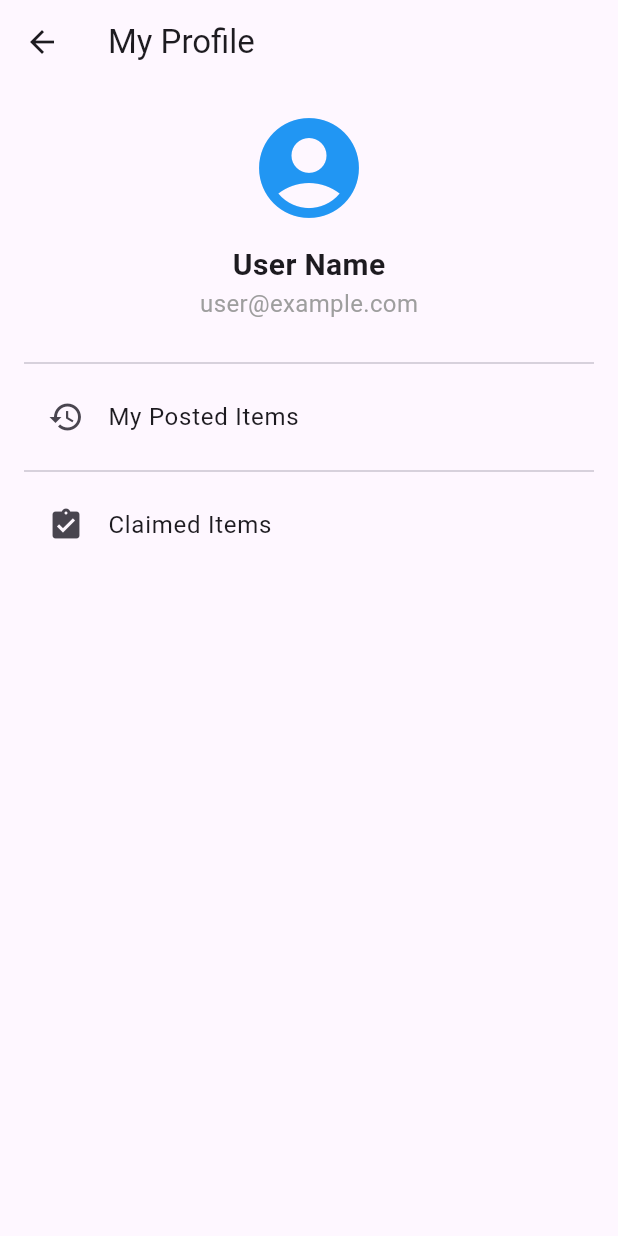
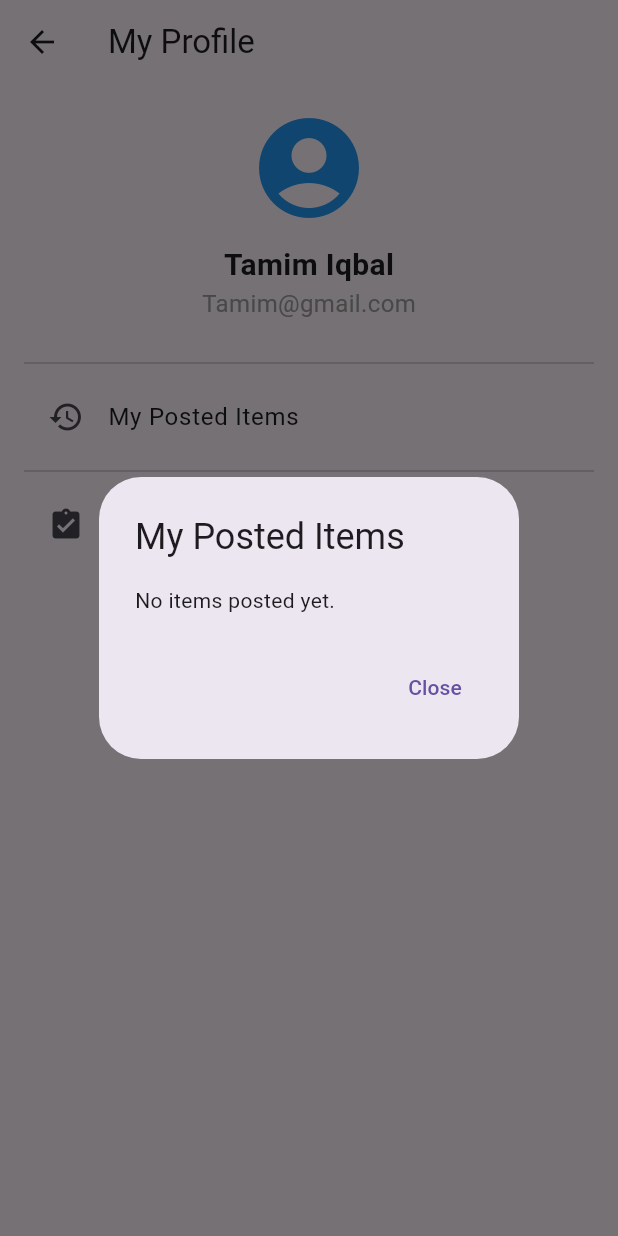
Before and after one commit to mahamudsourov/lost_and_found, a Flutter app: the ProfileScreen screen opened directly, after a tap on "My Posted Items", on a phone screen of 412 x 824 dp. Run offline on Flutter 3.47's test engine with Material 3 defaults, Android fonts, the phone set to English and light mode, and no system bars; our stand-ins replace image_picker.

Commit message:
Profile_screen

```diff
--- a/lib/screens/profile_screen.dart
+++ b/lib/screens/profile_screen.dart
@@ -1,6 +1,11 @@
 import 'package:flutter/material.dart';
 
 class ProfileScreen extends StatelessWidget {
+  final List<Map<String, String>> claimedItems =
+      []; // Example empty list for claimed items
+  final List<Map<String, String>> postedItems =
+      []; // Example empty list for posted items
+
   @override
   Widget build(BuildContext context) {
     return Scaffold(
@@ -15,11 +20,11 @@ class ProfileScreen extends StatelessWidget {
                   Icon(Icons.account_circle, size: 80, color: Colors.blue),
                   SizedBox(height: 10),
                   Text(
-                    "User Name",
+                    "Tamim Iqbal",
                     style: TextStyle(fontSize: 20, fontWeight: FontWeight.bold),
                   ),
                   Text(
-                    "user@example.com",
+                    "Tamim@gmail.com",
                     style: TextStyle(fontSize: 16, color: Colors.grey),
                   ),
                 ],
@@ -30,17 +35,85 @@ class ProfileScreen extends StatelessWidget {
             ListTile(
               leading: Icon(Icons.history),
               title: Text('My Posted Items'),
-              onTap: () {},
+              onTap: () {
+                _showPostedItems(context);
+              },
             ),
             Divider(),
             ListTile(
               leading: Icon(Icons.assignment_turned_in),
               title: Text('Claimed Items'),
-              onTap: () {},
+              onTap: () {
+                _showClaimedItems(context);
+              },
             ),
           ],
         ),
       ),
     );
   }
+
+  // Function to show the Posted Items list
+  void _showPostedItems(BuildContext context) {
+    showDialog(
+      context: context,
+      builder:
+          (context) => AlertDialog(
+            title: Text("My Posted Items"),
+            content:
+                postedItems.isEmpty
+                    ? Text(
+                      "No items posted yet.",
+                    ) // Message if there are no posted items
+                    : Column(
+                      mainAxisSize: MainAxisSize.min,
+                      children:
+                          postedItems.map((item) {
+                            return ListTile(
+                              title: Text(item['title']!),
+                              subtitle: Text(item['description']!),
+                            );
+                          }).toList(),
+                    ),
+            actions: [
+              TextButton(
+                onPressed: () => Navigator.pop(context),
+                child: Text("Close"),
+              ),
+            ],
+          ),
+    );
+  }
+
+  // Function to show the Claimed Items list
+  void _showClaimedItems(BuildContext context) {
+    showDialog(
+      context: context,
+      builder:
+          (context) => AlertDialog(
+            title: Text("Claimed Items"),
+            content:
+                claimedItems.isEmpty
+                    ? Text(
+                      "No items claimed yet.",
+                    ) // Message if there are no claimed items
+                    : Column(
+                      mainAxisSize: MainAxisSize.min,
+                      children:
+                          claimedItems.map((item) {
+                            return ListTile(
+                              title: Text(item['title']!),
+                              subtitle: Text(item['description']!),
+                            );
+                          }).toList(),
+                    ),
+            actions: [
+              TextButton(
+                onPressed: () => Navigator.pop(context),
+                child: Text("Close"),
+              ),
+            ],
+          ),
+    );
+  }
 }
--- a/lib/screens/settings_screen.dart
+++ b/lib/screens/settings_screen.dart
@@ -57,14 +57,14 @@ class _SettingsScreenState extends State<SettingsScreen> {
                     crossAxisAlignment: CrossAxisAlignment.start,
                     children: [
                       Text(
-                        'User Name',
+                        'Tamim Iqbal',
                         style: TextStyle(
                           fontSize: 18,
                           fontWeight: FontWeight.bold,
                         ),
                       ),
                       Text(
-                        'user@example.com',
+                        'Tamim@gmail.com',
                         style: TextStyle(color: Colors.grey),
                       ),
                     ],
```
